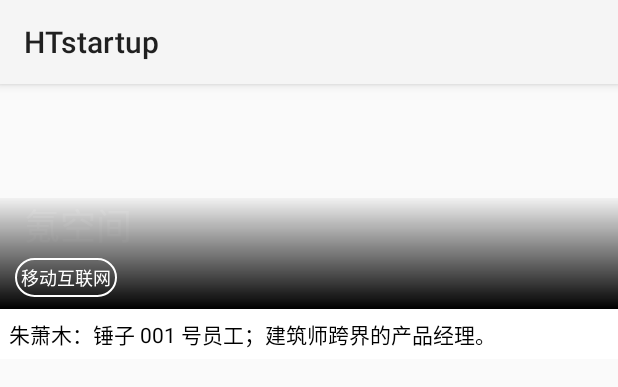
After one commit to HTstartup/box, an Android app: the layout list_item_incu.xml on its own in the app's theme, with its tools: preview values and no code run, on a phone screen of 412 x 824 dp. The commit adds this screen. Shown: the top 387 px of the screen. Run offline under Robolectric (Android 15) with nearby library versions, the phone set to English and light mode, and no system bars.

Commit message:
添加孵化器列表项布局

```diff
--- a/app/src/main/java/com/android021box/htstartup/info/IncuInfo.java
+++ b/app/src/main/java/com/android021box/htstartup/info/IncuInfo.java
@@ -14,6 +14,7 @@ public class IncuInfo {
     public static final String INCU_FUND_SUPPORT = "fund_support";
     public static final String INCU_COMPANY = "company";
     public static final String INCU_FEATURE = "feature";
+    public static final String INCU_SUMMARY = "summary";
 
     private int id;
     private String name;
@@ -21,6 +22,16 @@ public class IncuInfo {
     private boolean fund_support;
     private String company;
     private String feature;
+
+    public String getSummary() {
+        return summary;
+    }
+
+    public void setSummary(String summary) {
+        this.summary = summary;
+    }
+
+    private String summary;
 
     public int getId() {
         return id;
@@ -76,13 +87,15 @@ public class IncuInfo {
 
     public IncuInfo(int id, String name,
                     String price, boolean fund_support,
-                    String company, String feature) {
+                    String company, String feature,
+                    String summary) {
         this.id = id;
         this.name = name;
         this.price = price;
         this.fund_support = fund_support;
         this.company = company;
         this.feature = feature;
+        this.summary = summary;
     }
 
     public static IncuInfo fromJson(JSONObject json) throws JSONException {
@@ -92,7 +105,8 @@ public class IncuInfo {
         boolean fund_support = json.getBoolean(INCU_FUND_SUPPORT);
         String company = json.getString(INCU_COMPANY);
         String feature = json.getString(INCU_FEATURE);
+        String summary = json.getString(INCU_SUMMARY);
 
-        return  new IncuInfo(id, name, price, fund_support, company, feature);
+        return  new IncuInfo(id, name, price, fund_support, company, feature, summary);
     }
 }
--- /dev/null
+++ b/app/src/main/res/drawable/bg_incu_header_shadow.xml
@@ -0,0 +1,8 @@
+<?xml version="1.0" encoding="utf-8"?>
+<shape xmlns:android="http://schemas.android.com/apk/res/android">
+    <gradient
+        android:type="linear"
+        android:angle="90"
+        android:startColor="#f000"
+        android:endColor="#1777" />
+</shape>
--- /dev/null
+++ b/app/src/main/res/drawable/bg_incu_tag.xml
@@ -0,0 +1,8 @@
+<?xml version="1.0" encoding="utf-8"?>
+<shape xmlns:android="http://schemas.android.com/apk/res/android">
+    <corners android:radius="32dp" />
+    <solid android:color="#0000" />
+    <stroke
+        android:width="1dp"
+        android:color="#fff" />
+</shape>
--- a/app/src/main/res/layout/activity_incu.xml
+++ b/app/src/main/res/layout/activity_incu.xml
@@ -4,9 +4,9 @@
     android:layout_height="match_parent"
     tools:context="com.android021box.htstartup.IncuActivity">
 
-    <TextView
-        android:layout_width="wrap_content"
-        android:layout_height="wrap_content"
-        android:text="@string/hello_world" />
+    <ListView
+        android:id="@+id/listview"
+        android:layout_width="match_parent"
+        android:layout_height="wrap_content" />
 
 </RelativeLayout>
--- /dev/null
+++ b/app/src/main/res/layout/list_item_incu.xml
@@ -0,0 +1,111 @@
+<?xml version="1.0" encoding="utf-8"?>
+<RelativeLayout xmlns:android="http://schemas.android.com/apk/res/android"
+    android:layout_width="match_parent"
+    android:layout_height="wrap_content">
+
+    <ImageView
+        android:id="@+id/incu_img_header"
+        android:layout_width="match_parent"
+        android:layout_height="150dp"
+        android:layout_alignParentTop="true"
+        android:scaleType="centerCrop" />
+
+    <TextView
+        android:id="@+id/incu_text_name"
+        android:layout_width="wrap_content"
+        android:layout_height="wrap_content"
+        android:layout_above="@+id/incu_lyt_tags"
+        android:layout_marginBottom="4sp"
+        android:layout_marginLeft="16dp"
+        android:text="氪空间"
+        android:textColor="#FFFF"
+        android:textSize="24sp" />
+
+    <View
+        android:layout_width="match_parent"
+        android:layout_height="wrap_content"
+        android:layout_alignBottom="@id/incu_img_header"
+        android:layout_alignTop="@id/incu_text_name"
+        android:background="@drawable/bg_incu_header_shadow" />
+
+    <LinearLayout
+        android:id="@+id/incu_lyt_tags"
+        android:layout_width="match_parent"
+        android:layout_height="wrap_content"
+        android:layout_alignBottom="@id/incu_img_header"
+        android:layout_marginBottom="8dp"
+        android:paddingLeft="8dp"
+        android:paddingRight="8dp"
+        android:orientation="horizontal">
+
+        <TextView
+            android:id="@+id/incu_text_tag1"
+            android:layout_width="wrap_content"
+            android:layout_height="wrap_content"
+            android:layout_marginLeft="2dp"
+            android:layout_marginRight="2dp"
+            android:background="@drawable/bg_incu_tag"
+            android:gravity="center"
+            android:text="移动互联网"
+            android:textColor="#FFFF"
+            android:textSize="12sp"
+            android:visibility="visible"
+            android:padding="4sp" />
+
+        <TextView
+            android:id="@+id/incu_text_tag2"
+            android:layout_width="wrap_content"
+            android:layout_height="wrap_content"
+            android:layout_marginLeft="2dp"
+            android:layout_marginRight="2dp"
+            android:background="@drawable/bg_incu_tag"
+            android:gravity="center"
+            android:text="媒体"
+            android:textColor="#FFFF"
+            android:textSize="12sp"
+            android:visibility="gone"
+            android:padding="4sp" />
+
+        <TextView
+            android:id="@+id/incu_text_tag3"
+            android:layout_width="wrap_content"
+            android:layout_height="wrap_content"
+            android:layout_marginLeft="2dp"
+            android:layout_marginRight="2dp"
+            android:background="@drawable/bg_incu_tag"
+            android:gravity="center"
+            android:text="A轮"
+            android:textColor="#FFFF"
+            android:textSize="12sp"
+            android:visibility="gone"
+            android:padding="4sp" />
+
+        <TextView
+            android:id="@+id/incu_text_tag4"
+            android:layout_width="wrap_content"
+            android:layout_height="wrap_content"
+            android:layout_marginLeft="2dp"
+            android:layout_marginRight="2dp"
+            android:background="@drawable/bg_incu_tag"
+            android:gravity="center"
+            android:text="不占股份"
+            android:textColor="#FFFF"
+            android:textSize="12sp"
+            android:visibility="gone"
+            android:padding="4sp" />
+    </LinearLayout>
+
+    <TextView
+        android:id="@+id/incu_text_summary"
+        android:layout_width="match_parent"
+        android:layout_height="wrap_content"
+        android:layout_below="@id/incu_img_header"
+        android:background="#fff"
+        android:ellipsize="end"
+        android:maxLines="1"
+        android:padding="6sp"
+        android:text="朱萧木：锤子 001 号员工；建筑师跨界的产品经理。"
+        android:textColor="#000"
+        android:textSize="14sp" />
+
+</RelativeLayout>
```
